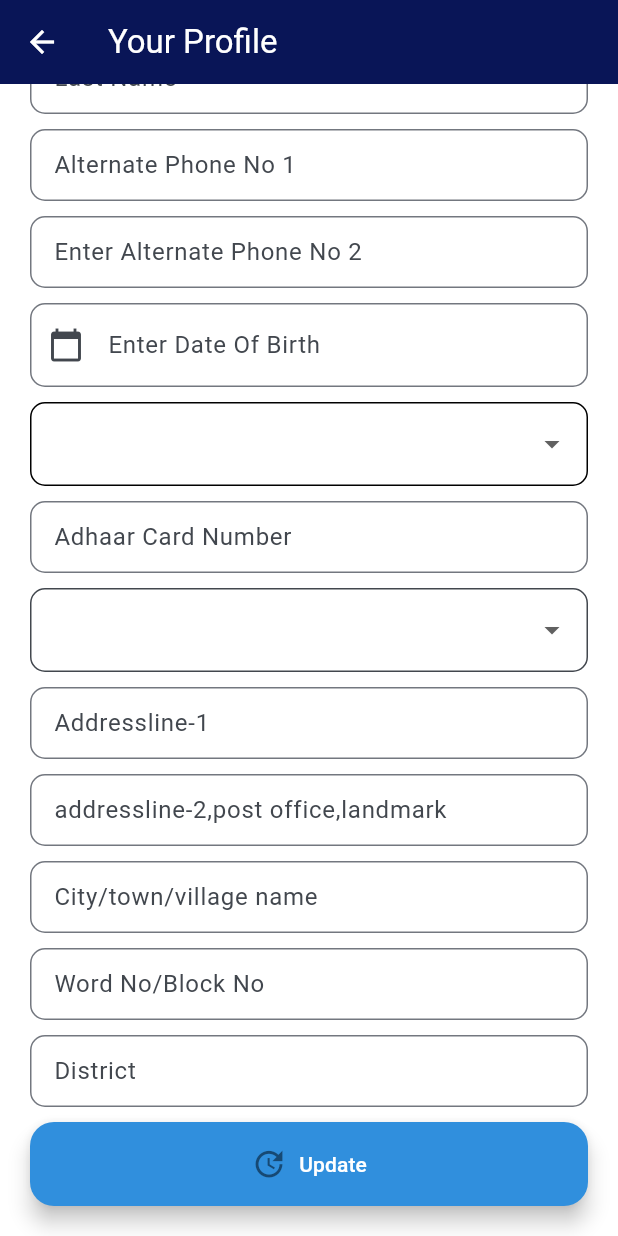
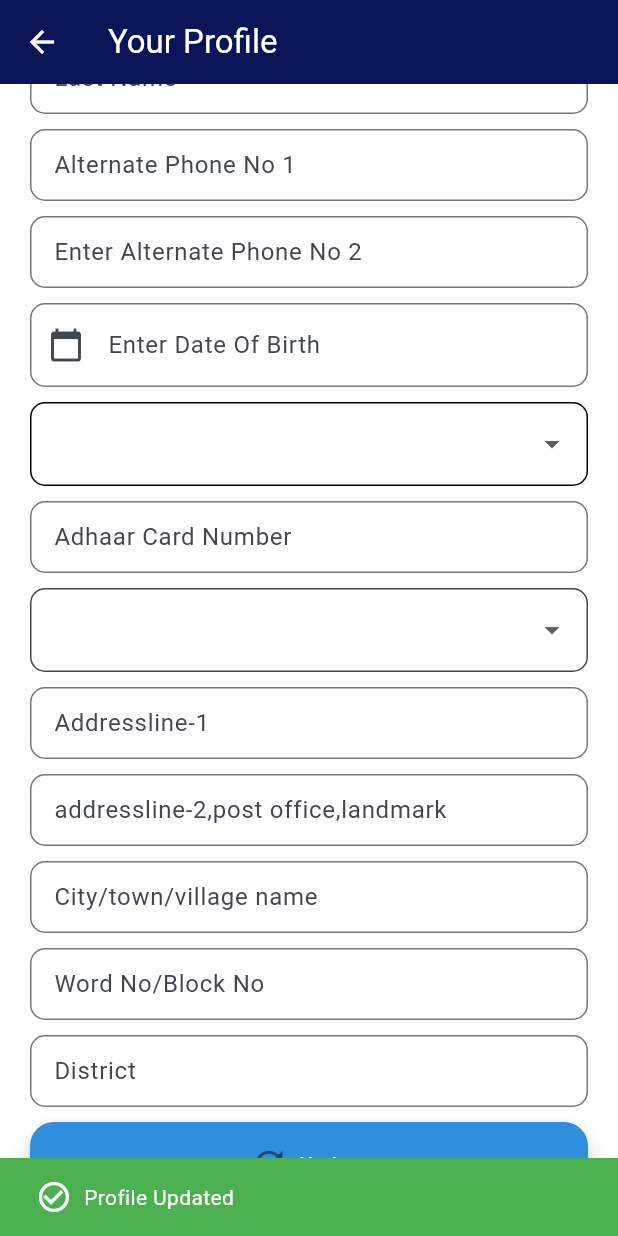
Before and after one commit to Health-Care2023/Arogya, a Flutter app: the ProfileView screen opened directly, scrolled down 430 dp, after a tap on "Update", on a phone screen of 412 x 824 dp. Run offline on Flutter 3.47's test engine with Material 2 defaults, Android fonts, the phone set to English and light mode, and no system bars; our stand-ins replace animated_text_kit, equatable, firebase_auth, firebase_core, flutter_bloc, flutter_spinkit and 4 more; accounts and stored records are empty.

Commit message:
Fixed Profile

```diff
--- a/lib/views/profile_view.dart
+++ b/lib/views/profile_view.dart
@@ -113,8 +113,8 @@ class _ProfileViewState extends State<ProfileView> {
       _lastname.text = name[2];
 
       _dob.text = db.dateofbirth;
-      // _gender.text = _journals!['gender'];
-      // _profession.text = _journals!['profession'];
+      _gender.text = db.gender;
+      _profession.text = db.profession;
       _phone1.text = db.phone1;
       _phone2.text = db.phone2;
       _aadharNo.text = db.aadhar_no;
@@ -122,7 +122,7 @@ class _ProfileViewState extends State<ProfileView> {
       _address2.text = db.address2;
       _address3.text = db.address3;
       _wordno.text = db.wardNo;
-      // _district.text = _journals!['district'];
+      _district.text = db.district;
       _pincode.text = db.pincode;
     });
   }
@@ -488,6 +488,25 @@ class _ProfileViewState extends State<ProfileView> {
                       pincode: _pincode.text,
                       wardNo: _wordno.text,
                     );
+                    ScaffoldMessenger.of(context).showSnackBar(
+                      const SnackBar(
+                        backgroundColor:
+                            Colors.green, // Custom background color
+                        content: Row(
+                          children: [
+                            Icon(Icons.check_circle_outline,
+                                color: Colors.white), // Custom tick icon
+                            SizedBox(width: 8), // Spacing between icon and text
+                            Text(
+                              "Profile Updated",
+                              style: TextStyle(color: Colors.white),
+                            ),
+                          ],
+                        ),
+                        duration: Duration(
+                            seconds: 1), // Adjust the duration as needed
+                      ),
+                    );
                   },
                 ),
                 const SizedBox(height: 20),
```
